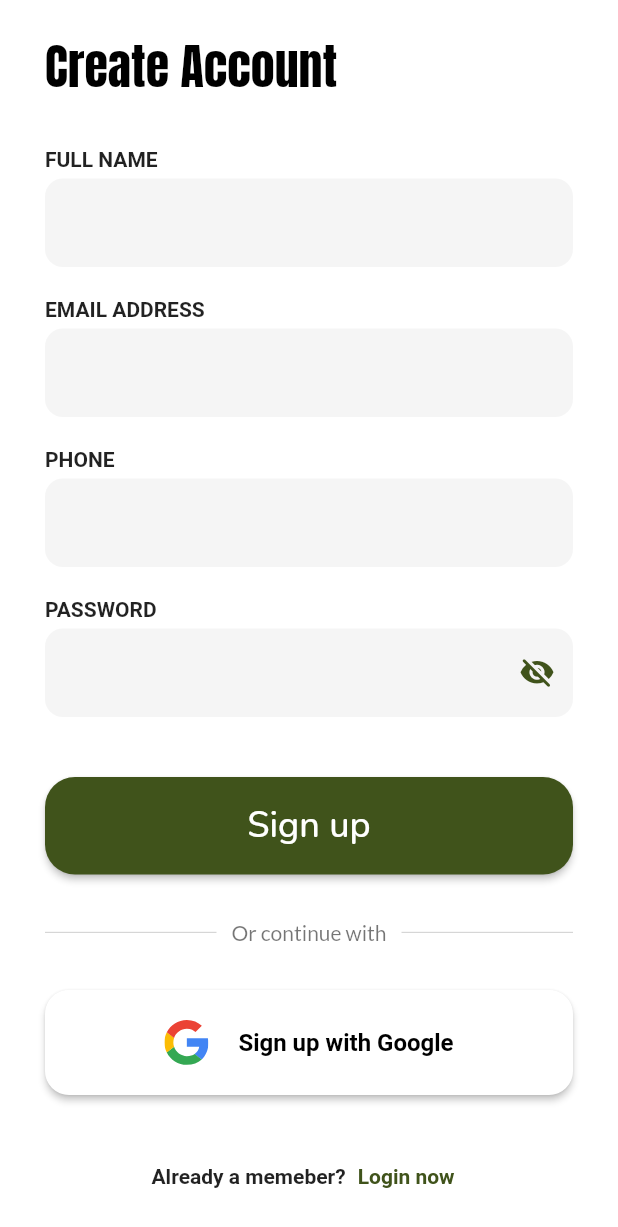
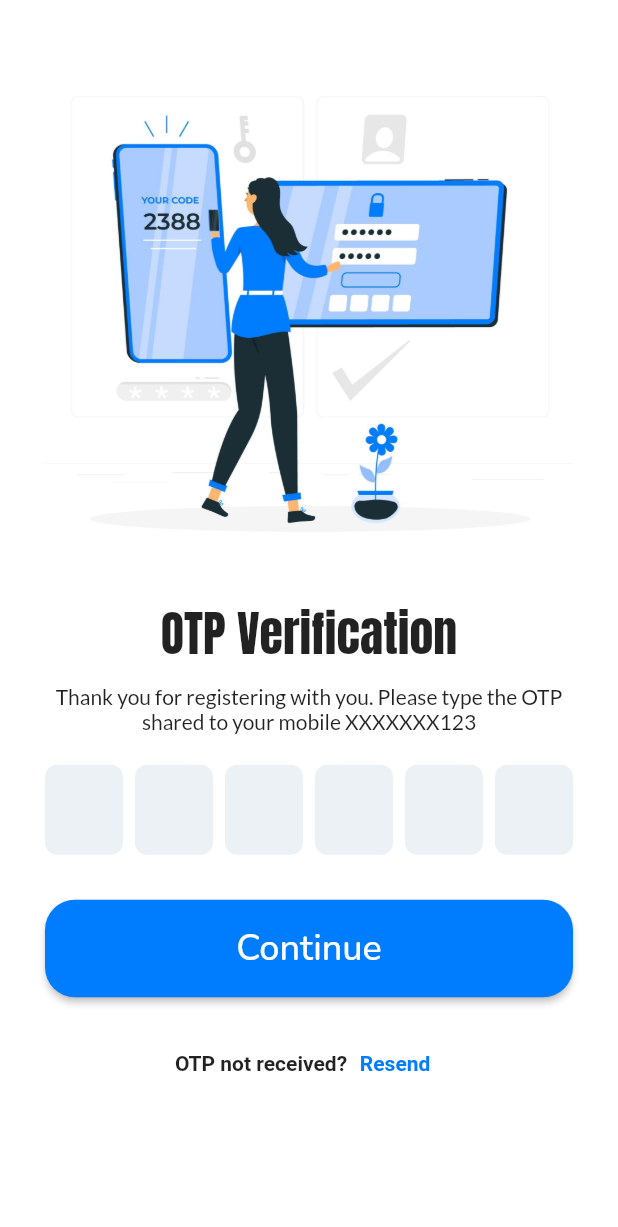
Before and after one commit to shubham24680/balance, a Flutter app: the Signup screen opened directly, after a tap on "Sign up", on a phone screen of 412 x 824 dp. Shown: the top 1227 px of the screen. Run offline on Flutter 3.47's test engine with Material 2 defaults, Android fonts, the light colour scheme and no system bars; drawn by our look-alikes of pinput; our stand-ins replace flutter_svg, google_fonts, numberpicker, smooth_page_indicator.

Commit message:
new pages added

```diff
--- /dev/null
+++ b/lib/otp.dart
@@ -0,0 +1,100 @@
+import 'package:balance/gender.dart';
+import 'package:balance/tool.dart';
+import 'package:flutter/material.dart';
+import 'package:google_fonts/google_fonts.dart';
+import 'package:pinput/pinput.dart';
+
+class OTPScreen extends StatefulWidget {
+  const OTPScreen({super.key});
+
+  @override
+  State<OTPScreen> createState() => _OTPScreenState();
+}
+
+class _OTPScreenState extends State<OTPScreen> {
+  var code = "";
+  @override
+  Widget build(BuildContext context) {
+    return Scaffold(
+      backgroundColor: Colors.white,
+      body: SafeArea(
+          child: SingleChildScrollView(
+        padding: const EdgeInsets.symmetric(horizontal: 30, vertical: 20),
+        child: Column(
+          children: [
+            Image.asset('Assets/Images/verification.jpg'),
+            Text("OTP Verification",
+                style: GoogleFonts.anton(
+                  fontSize: 32,
+                )),
+            const SizedBox(height: 10),
+            Text(
+              "Thank you for registering with you. Please type the OTP shared to your mobile XXXXXXX123",
+              style: GoogleFonts.lato(),
+              textAlign: TextAlign.center,
+            ),
+            const SizedBox(height: 20),
+            Pinput(
+              length: 6,
+              showCursor: false,
+              onChanged: (value) {
+                code = value;
+              },
+              focusedPinTheme: PinTheme(
+                height: 56,
+                width: 56,
+                decoration: BoxDecoration(
+                  color: Colors.white,
+                  border: Border.all(color: blue),
+                  borderRadius: BorderRadius.circular(8),
+                ),
+              ),
+            ),
+            const SizedBox(height: 30),
+            ElevatedButton(
+              onPressed: () {
+                Navigator.push(context, MaterialPageRoute(builder: (context) {
+                  return const Gender();
+                }));
+              },
+              style: ElevatedButton.styleFrom(
+                  backgroundColor: blue,
+                  minimumSize: const Size.fromHeight(65),
+                  shape: RoundedRectangleBorder(
+                    borderRadius: BorderRadius.circular(20),
+                  )),
+              child: Text(
+                "Continue",
+                style: GoogleFonts.nunito(fontSize: 24),
+              ),
+            ),
+            const SizedBox(height: 20),
+            Row(
+              mainAxisAlignment: MainAxisAlignment.center,
+              children: [
+                Text(
+                  "OTP not received?",
+                  style: GoogleFonts.varelaRound(fontWeight: FontWeight.bold),
+                ),
+                TextButton(
+                  onPressed: () {
+                    // Navigator.pushAndRemoveUntil(context,
+                    //     MaterialPageRoute(builder: (context) {
+                    //   return const PhoneVerification();
+                    // }), (route) => false);
+                  },
+                  style: TextButton.styleFrom(foregroundColor: Colors.blue),
+                  child: Text(
+                    "Resend",
+                    style: GoogleFonts.varelaRound(
+                        color: blue, fontWeight: FontWeight.bold),
+                  ),
+                ),
+              ],
+            ),
+          ],
+        ),
+      )),
+    );
+  }
+}
--- a/lib/permission.dart
+++ b/lib/permission.dart
@@ -55,7 +55,6 @@ class Permissions extends StatelessWidget {
       backgroundColor: Colors.white,
       body: Container(
         padding: padding,
-        width: MediaQuery.of(context).size.width,
         child: Column(
           mainAxisAlignment: MainAxisAlignment.spaceEvenly,
           children: [
--- a/lib/signup.dart
+++ b/lib/signup.dart
@@ -1,6 +1,7 @@
 import 'package:flutter/material.dart';
 import 'package:flutter_svg/flutter_svg.dart';
 import 'package:google_fonts/google_fonts.dart';
+import 'package:balance/otp.dart';
 import 'tool.dart';
 
 class Signup extends StatefulWidget {
@@ -58,7 +59,7 @@ class _SignupState extends State<Signup> {
                       (obscure)
                           ? Icons.visibility_off_rounded
                           : Icons.visibility_rounded,
-                      color: green,
+                      color: blue,
                     ),
                   )
                 : null,
@@ -67,7 +68,7 @@ class _SignupState extends State<Signup> {
               borderRadius: BorderRadius.circular(12),
             ),
             focusedBorder: OutlineInputBorder(
-              borderSide: const BorderSide(color: green),
+              borderSide: const BorderSide(color: blue),
               borderRadius: BorderRadius.circular(12),
             ),
           ),
@@ -109,9 +110,13 @@ class _SignupState extends State<Signup> {
               field(4),
               const SizedBox(height: 40),
               ElevatedButton(
-                onPressed: () {},
+                onPressed: () {
+                  Navigator.push(context, MaterialPageRoute(builder: (context) {
+                    return const OTPScreen();
+                  }));
+                },
                 style: ElevatedButton.styleFrom(
-                    backgroundColor: green,
+                    backgroundColor: blue,
                     minimumSize: const Size.fromHeight(65),
                     shape: RoundedRectangleBorder(
                       borderRadius: BorderRadius.circular(20),
@@ -139,7 +144,7 @@ class _SignupState extends State<Signup> {
               ElevatedButton(
                 onPressed: () {
                   // Navigator.push(context, MaterialPageRoute(builder: (context) {
-                  //   return verify[id];
+                  //   return const OTPScreen();
                   // }));
                 },
                 style: ElevatedButton.styleFrom(
@@ -168,7 +173,7 @@ class _SignupState extends State<Signup> {
                   ],
                 ),
               ),
-              const SizedBox(height: 30),
+              const SizedBox(height: 20),
               Row(
                 mainAxisAlignment: MainAxisAlignment.center,
                 children: [
@@ -178,11 +183,11 @@ class _SignupState extends State<Signup> {
                   ),
                   TextButton(
                     onPressed: () {},
-                    style: TextButton.styleFrom(foregroundColor: Colors.white),
+                    style: TextButton.styleFrom(foregroundColor: Colors.blue),
                     child: Text(
                       "Login now",
                       style: GoogleFonts.varelaRound(
-                          color: green, fontWeight: FontWeight.bold),
+                          color: blue, fontWeight: FontWeight.bold),
                     ),
                   ),
                 ],
--- a/lib/tool.dart
+++ b/lib/tool.dart
@@ -5,4 +5,7 @@ const red = Color(0xffD1495B);
 const purple = Color(0xff9C95DC);
 const orange = Color(0xffFF735C);
 const green = Color(0xff40531B);
+const lightBlue = Color(0xff94C6FB);
+const blue = Color(0xff007DFE);
+
 const padding = EdgeInsets.symmetric(horizontal: 25, vertical: 20);
--- a/pubspec.yaml
+++ b/pubspec.yaml
@@ -11,7 +11,9 @@ dependencies:
     sdk: flutter
   flutter_svg: ^2.0.2
   google_fonts: ^4.0.3
+  numberpicker: ^2.1.1
   permission_handler: ^10.2.0
+  pinput: ^2.2.31
   smooth_page_indicator: ^1.0.1
 
 dev_dependencies:
```
Also changed, not shown: lib/gender.dart (added, +145 -0 lines), Assets/Icons/downward.svg (added), Assets/Icons/upward.svg (added), Assets/Images/background.jpg (added), Assets/Images/pic (1).png (added), Assets/Images/pic (2).png (added), Assets/Images/verification.jpg (added), pubspec.lock, 5 other files.
